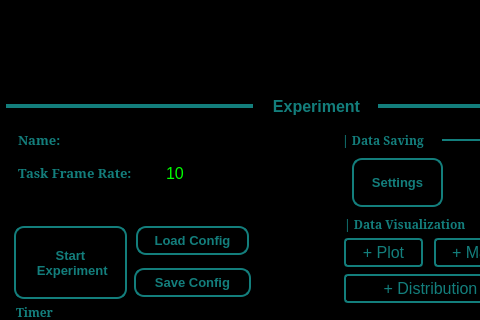
Qt form viewers/main_menu.ui (XuelongSun/VColCOSP_GUI) before a commit; both pictures show x 0 to 480 and y 180 to 500 of the 640 by 584 pixel window.
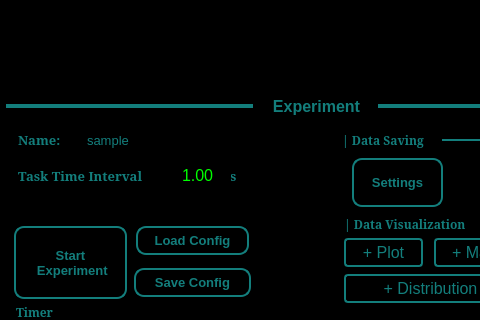
The same form after that commit. Icons and pictures are not drawn.

The edit to the form file:
```diff
--- a/viewers/main_menu.ui
+++ b/viewers/main_menu.ui
@@ -351,14 +351,23 @@
      <height>20</height>
     </rect>
    </property>
+   <property name="font">
+    <font>
+     <family>Arial</family>
+     <pointsize>10</pointsize>
+    </font>
+   </property>
+   <property name="text">
+    <string>sample</string>
+   </property>
   </widget>
   <widget class="QLabel" name="label_55">
    <property name="geometry">
     <rect>
      <x>18</x>
-     <y>341</y>
+     <y>340</y>
      <width>147</width>
-     <height>23</height>
+     <height>31</height>
     </rect>
    </property>
    <property name="font">
@@ -370,7 +379,7 @@
     </font>
    </property>
    <property name="text">
-    <string>Task Frame Rate:</string>
+    <string>Task Time Interval</string>
    </property>
   </widget>
   <widget class="QPushButton" name="pb_save_data_setting">
@@ -722,36 +731,6 @@
     <enum>Qt::Horizontal</enum>
    </property>
   </widget>
-  <widget class="QSpinBox" name="sp_exp_task_freq">
-   <property name="geometry">
-    <rect>
-     <x>164</x>
-     <y>342</y>
-     <width>69</width>
-     <height>22</height>
-    </rect>
-   </property>
-   <property name="styleSheet">
-    <string notr="true">border: 2px soild rgb(19, 126, 124);
-color: rgb(0,255, 0);
-</string>
-   </property>
-   <property name="minimum">
-    <number>1</number>
-   </property>
-   <property name="maximum">
-    <number>100</number>
-   </property>
-   <property name="singleStep">
-    <number>1</number>
-   </property>
-   <property name="value">
-    <number>10</number>
-   </property>
-   <property name="displayIntegerBase">
-    <number>10</number>
-   </property>
-  </widget>
   <widget class="QCheckBox" name="cb_auto_save">
    <property name="geometry">
     <rect>
@@ -837,6 +816,45 @@
     <string>Save Config</string>
    </property>
   </widget>
+  <widget class="QLabel" name="label_56">
+   <property name="geometry">
+    <rect>
+     <x>230</x>
+     <y>340</y>
+     <width>21</width>
+     <height>31</height>
+    </rect>
+   </property>
+   <property name="font">
+    <font>
+     <family>SimSun</family>
+     <pointsize>10</pointsize>
+     <weight>75</weight>
+     <bold>true</bold>
+    </font>
+   </property>
+   <property name="text">
+    <string>s</string>
+   </property>
+  </widget>
+  <widget class="QDoubleSpinBox" name="sp_exp_task_interval">
+   <property name="geometry">
+    <rect>
+     <x>180</x>
+     <y>340</y>
+     <width>51</width>
+     <height>31</height>
+    </rect>
+   </property>
+   <property name="styleSheet">
+    <string notr="true">border: 2px soild rgb(19, 126, 124);
+color: rgb(0,255, 0);
+</string>
+   </property>
+   <property name="value">
+    <double>1.000000000000000</double>
+   </property>
+  </widget>
  </widget>
  <resources>
   <include location="../resources.qrc"/>
```
